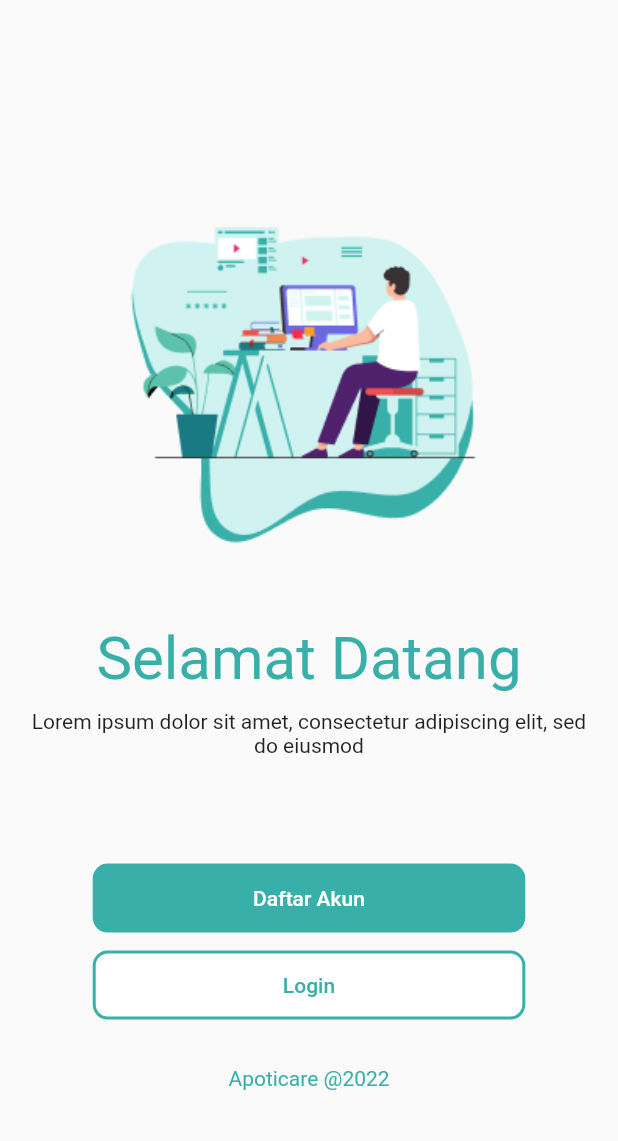
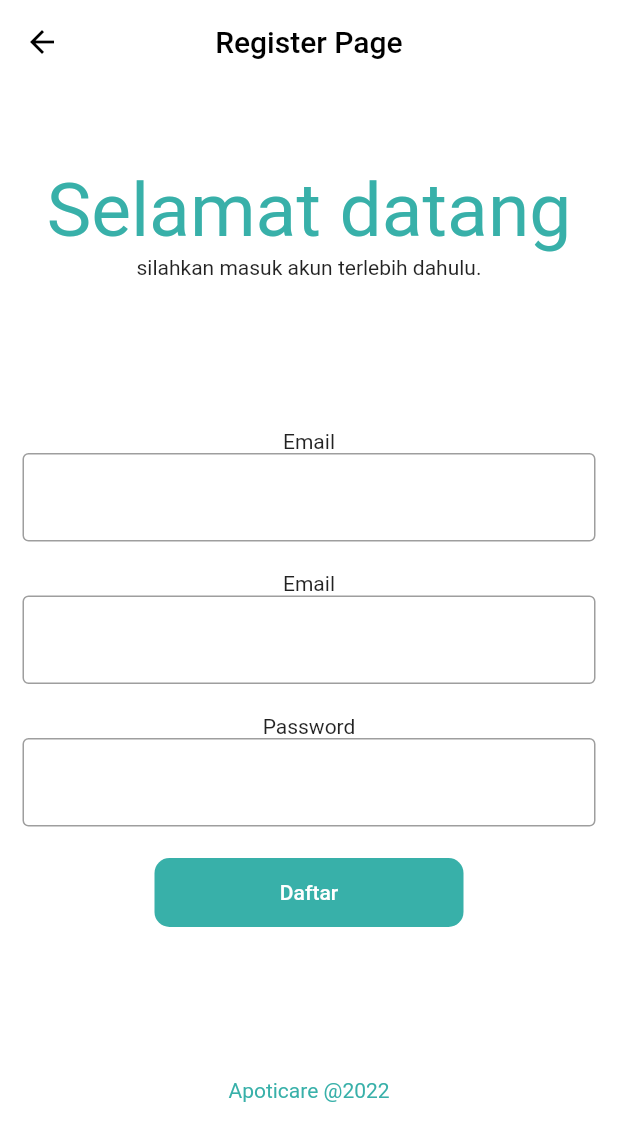
Before and after one commit to tikariza22/PROJEK-PBM, a Flutter app: the screen it shows after launch, after a tap on "Daftar Akun", on a phone screen of 412 x 824 dp. Shown: the top 1141 px of the screen. Run offline on Flutter 3.47's test engine with Material 2 defaults, Android fonts, the light colour scheme and no system bars; our stand-ins replace get.

Commit message:
update page login resgister n welcoem

```diff
--- /dev/null
+++ b/lib/app/modules/register/bindings/register_binding.dart
@@ -0,0 +1,12 @@
+import 'package:get/get.dart';
+
+import '../controllers/register_controller.dart';
+
+class RegisterBinding extends Bindings {
+  @override
+  void dependencies() {
+    Get.lazyPut<RegisterController>(
+      () => RegisterController(),
+    );
+  }
+}
--- /dev/null
+++ b/lib/app/modules/register/views/register_view.dart
@@ -0,0 +1,101 @@
+import 'package:flutter/material.dart';
+
+import 'package:get/get.dart';
+
+import '../controllers/register_controller.dart';
+
+class RegisterView extends GetView<RegisterController> {
+  @override
+  Widget build(BuildContext context) {
+    return Scaffold(
+      backgroundColor: Colors.white,
+      appBar: AppBar(
+        iconTheme: IconThemeData(color: Colors.black),
+        title: Text(
+          'Register Page',
+          style: TextStyle(
+            color: Colors.black,
+          ),
+        ),
+        elevation: 0,
+        centerTitle: true,
+        backgroundColor: Colors.white,
+      ),
+      body: Padding(
+        padding: const EdgeInsets.all(15.0),
+        child: Column(
+          children: [
+            SizedBox(
+              height: 40,
+            ),
+            Text(
+              "Selamat datang",
+              style: TextStyle(fontSize: 50, color: Color(0xff38B0A9)),
+            ),
+            Text(
+              "silahkan masuk akun terlebih dahulu.",
+              textAlign: TextAlign.center,
+            ),
+            SizedBox(
+              height: 100,
+            ),
+            Text(
+              "Email",
+              textAlign: TextAlign.left,
+            ),
+            TextField(
+              decoration: InputDecoration(
+                border: OutlineInputBorder(
+                  borderSide: BorderSide(color: Colors.black, width: 10),
+                ),
+              ),
+            ),
+            SizedBox(
+              height: 20,
+            ),
+            Text("Email"),
+            TextField(
+              decoration: InputDecoration(
+                border: OutlineInputBorder(),
+              ),
+            ),
+            SizedBox(
+              height: 20,
+            ),
+            Text("Password"),
+            TextField(
+              decoration: InputDecoration(
+                border: OutlineInputBorder(),
+              ),
+            ),
+            SizedBox(
+              height: 20,
+            ),
+            Container(
+              width: Get.width * 0.5,
+              child: ElevatedButton(
+                onPressed: () {},
+                child: Text("Daftar"),
+                style: ElevatedButton.styleFrom(
+                    elevation: 0,
+                    primary: Color(0xff38B0A9),
+                    padding: EdgeInsets.symmetric(vertical: 15),
+                    shape: RoundedRectangleBorder(
+                        borderRadius: BorderRadius.circular(10))),
+              ),
+            ),
+            SizedBox(
+              height: 100,
+            ),
+            Text(
+              "Apoticare @2022",
+              style: TextStyle(
+                color: Color(0xff38B0A9),
+              ),
+            )
+          ],
+        ),
+      ),
+    );
+  }
+}
--- a/lib/app/modules/welcome/views/welcome_view.dart
+++ b/lib/app/modules/welcome/views/welcome_view.dart
@@ -9,8 +9,9 @@ class WelcomeView extends GetView<WelcomeController> {
   @override
   Widget build(BuildContext context) {
     return Scaffold(
+      backgroundColor: Colors.white,
       body: Padding(
-        padding: const EdgeInsets.all(20.0),
+        padding: const EdgeInsets.all(30.0),
         child: Column(
           mainAxisAlignment: MainAxisAlignment.center,
           children: [
@@ -45,9 +46,11 @@ class WelcomeView extends GetView<WelcomeController> {
               height: 70,
             ),
             Container(
-              width: Get.width * 0.7,
+              width: Get.width * 0.5,
               child: ElevatedButton(
-                onPressed: () {},
+                onPressed: () {
+                  Get.toNamed(Routes.REGISTER);
+                },
                 child: Text("Daftar Akun"),
                 style: ElevatedButton.styleFrom(
                     elevation: 0,
@@ -61,14 +64,17 @@ class WelcomeView extends GetView<WelcomeController> {
               height: 10,
             ),
             Container(
-              width: Get.width * 0.7,
+              width: Get.width * 0.5,
               child: ElevatedButton(
                 onPressed: () {
-                  Get.toNamed(Routes.PRODUCT);
+                  Get.toNamed(Routes.LOGIN);
                 },
                 child: Text(
                   "Login",
-                  style: TextStyle(color: Color(0xff38B0A9)),
+                  style: TextStyle(
+                    color: Color(0xff38B0A9),
+                    fontWeight: FontWeight.bold,
+                  ),
                 ),
                 style: ElevatedButton.styleFrom(
                     elevation: 0,
--- a/lib/app/routes/app_pages.dart
+++ b/lib/app/routes/app_pages.dart
@@ -6,6 +6,10 @@ import '../modules/login/bindings/login_binding.dart';
 import '../modules/login/views/login_view.dart';
 import '../modules/product/bindings/product_binding.dart';
 import '../modules/product/views/product_view.dart';
+import '../modules/profile/bindings/profile_binding.dart';
+import '../modules/profile/views/profile_view.dart';
+import '../modules/register/bindings/register_binding.dart';
+import '../modules/register/views/register_view.dart';
 import '../modules/welcome/bindings/welcome_binding.dart';
 import '../modules/welcome/views/welcome_view.dart';
 
@@ -37,5 +41,15 @@ class AppPages {
       page: () => ProductView(),
       binding: ProductBinding(),
     ),
+    GetPage(
+      name: _Paths.PROFILE,
+      page: () => ProfileView(),
+      binding: ProfileBinding(),
+    ),
+    GetPage(
+      name: _Paths.REGISTER,
+      page: () => RegisterView(),
+      binding: RegisterBinding(),
+    ),
   ];
 }
--- a/lib/app/routes/app_routes.dart
+++ b/lib/app/routes/app_routes.dart
@@ -7,6 +7,8 @@ abstract class Routes {
   static const WELCOME = _Paths.WELCOME;
   static const LOGIN = _Paths.LOGIN;
   static const PRODUCT = _Paths.PRODUCT;
+  static const PROFILE = _Paths.PROFILE;
+  static const REGISTER = _Paths.REGISTER;
 }
 
 abstract class _Paths {
@@ -15,4 +17,6 @@ abstract class _Paths {
   static const WELCOME = '/welcome';
   static const LOGIN = '/login';
   static const PRODUCT = '/product';
+  static const PROFILE = '/profile';
+  static const REGISTER = '/register';
 }
```
Also changed, not shown: lib/app/modules/login/views/login_view.dart (+11 -4 lines), lib/app/modules/product/views/product_view.dart (+39 -16 lines), lib/app/modules/profile/bindings/profile_binding.dart (added, +12 -0 lines), lib/app/modules/profile/controllers/profile_controller.dart (added, +20 -0 lines), lib/app/modules/profile/views/profile_view.dart (added, +23 -0 lines), lib/app/modules/register/controllers/register_controller.dart (added, +20 -0 lines).
